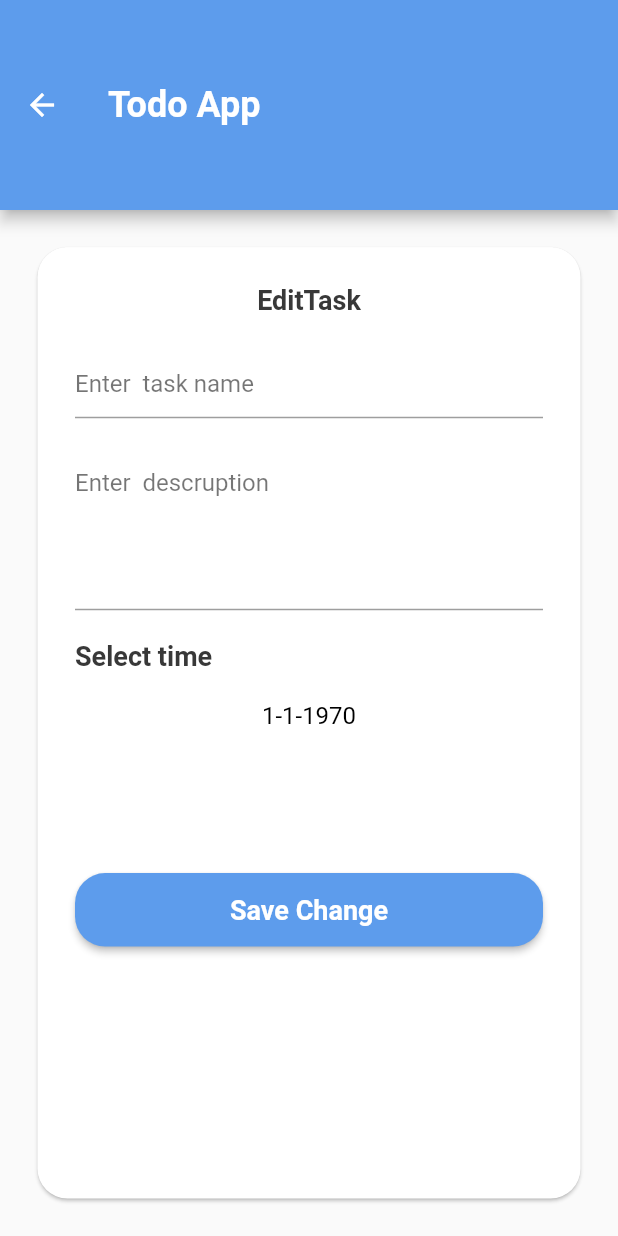
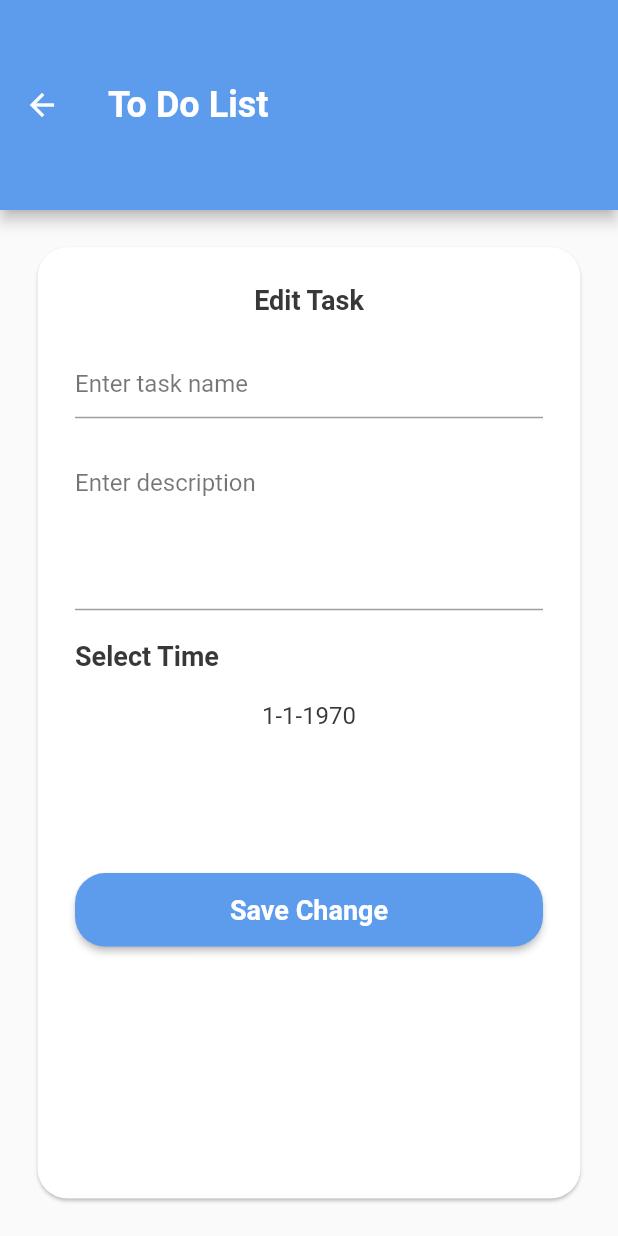
Before and after one commit to Ezeddin34344311/test_Todo_App, a Flutter app: the EditScreen screen opened directly with empty values, on a phone screen of 412 x 824 dp. Run offline on Flutter 3.47's test engine with Material 2 defaults, Android fonts, the phone set to English and light mode, and no system bars; our stand-ins replace calendar_timeline, cloud_firestore, firebase_core, flutter_slidable; accounts and stored records are empty; generated files the repository leaves out were written again.

Commit message:
localization modified

```diff
--- a/lib/l10n/app_en.arb
+++ b/lib/l10n/app_en.arb
@@ -13,8 +13,15 @@
     "description" : "Enter description",
     "select_time" : "Select Time",
     "add_task" : "Add Task",
+    "edit_task" : "Edit Task",
+    "save_change" : "Save Change",
     "erreur_task_name" : "Plz enter your task name",
     "erreur_descipton" : "Plz enter your descruption",
     "is_done" : "Done !",
-    "delete" : "Delete"
+    "delete" : "Delete",
+    "message_comp_delete" : "Are you sure want to delete this task ?",
+    "message_comp_add" : "Added Successfully",
+    "posAction_components" : "Yes",
+    "negAction_components" : "No",
+    "loading" : "loading ..."
 }
--- a/lib/modules/Bottom Sheet/show_bottom_sheet-add.dart
+++ b/lib/modules/Bottom Sheet/show_bottom_sheet-add.dart
@@ -145,7 +145,7 @@ class _ShowModalBottomSheetAddState extends State<ShowModalBottomSheetAdd> {
 
       // Show Loading Page
       showLoading(
-        context, 'Looding...'
+        context, AppLocalizations.of(context)!.loading,
       );
       // Add task From Firestore
       addTasksFromFirestore(task).then(
@@ -153,8 +153,8 @@ class _ShowModalBottomSheetAddState extends State<ShowModalBottomSheetAdd> {
           hideLoading(context);
           showMessage(
             context,
-            'Added Successfully',
-            'OK',
+            AppLocalizations.of(context)!.message_comp_add,
+            AppLocalizations.of(context)!.posAction_components,
             () {
               Navigator.popUntil(context, ModalRoute.withName(Home.routeName));
             },
--- a/lib/modules/edit_screen.dart
+++ b/lib/modules/edit_screen.dart
@@ -1,9 +1,12 @@
 import 'package:flutter/material.dart';
+import 'package:provider/provider.dart';
 import 'package:test_todo_app/models/tasks_model.dart';
 import 'package:test_todo_app/shared/components/components.dart';
-
+import 'package:flutter_gen/gen_l10n/app_localizations.dart';
 import 'package:test_todo_app/shared/styles/my_Theme.dart';
 import 'package:test_todo_app/utils/add_task.dart';
+import '../provider/language_provider.dart';
+import '../provider/theme_provider.dart';
 
 class EditScreen extends StatefulWidget {
   static const String routeName = 'Show Bottom Sheet Edit';
@@ -21,6 +24,8 @@ class _EditScreenState extends State<EditScreen> {
 
   @override
   Widget build(BuildContext context) {
+    var theme = Provider.of<ThemeProvider>(context);
+    var language = Provider.of<LanguageProvider>(context);
     //manipulation data a partir du Navigator
     var editData = ModalRoute.of(context)!.settings.arguments as TasksModel;
     taskName.text = editData.taskName;
@@ -32,28 +37,31 @@ class _EditScreenState extends State<EditScreen> {
         Scaffold(
           appBar: AppBar(
             title: Text(
-              'Todo App',
+              AppLocalizations.of(context)!.todo_app,
               style: Theme.of(context).textTheme.headline1,
             ),
           ),
         ),
         Column(children: [
-          Spacer(
+          const Spacer(
             flex: 1,
           ),
           Expanded(
             flex: 4,
             child: Card(
+              color: theme.initTheme == ThemeMode.light
+                  ? MyTheme.whiteColor
+                  : MyTheme.backbottomNavi,
               shape: RoundedRectangleBorder(
                   borderRadius: BorderRadius.circular(20)),
-              margin: EdgeInsets.only(bottom: 25, left: 25, right: 25),
+              margin: const EdgeInsets.only(bottom: 25, left: 25, right: 25),
               child: Container(
-                padding: EdgeInsets.all(25),
+                padding: const EdgeInsets.all(25),
                 child: Column(
                   crossAxisAlignment: CrossAxisAlignment.stretch,
                   children: [
                     Text(
-                      'EditTask',
+                      AppLocalizations.of(context)!.edit_task,
                       style: Theme.of(context).textTheme.subtitle1,
                       textAlign: TextAlign.center,
                     ),
@@ -68,16 +76,20 @@ class _EditScreenState extends State<EditScreen> {
                             controller: taskName,
                             validator: (text) {
                               if (text == null || text.isEmpty) {
-                                return 'Plz enter your task name';
+                                return AppLocalizations.of(context)!
+                                    .erreur_task_name;
                               }
                               return null;
                             },
                             decoration: InputDecoration(
-                              hintText: 'Enter  task name',
+                              hintText: AppLocalizations.of(context)!.task_name,
                               hintStyle: Theme.of(context)
                                   .textTheme
                                   .bodyText1!
-                                  .copyWith(color: Colors.black54),
+                                  .copyWith(
+                                      color: theme.initTheme == ThemeMode.light
+                                          ? Colors.black54
+                                          : Colors.white54),
                             ),
                           ),
                           const SizedBox(
@@ -87,18 +99,23 @@ class _EditScreenState extends State<EditScreen> {
                             controller: descruption,
                             validator: (text) {
                               if (text == null || text.isEmpty) {
-                                return 'Plz enter your descruption';
+                                return AppLocalizations.of(context)!
+                                    .erreur_descipton;
                               }
                               return null;
                             },
                             maxLines: 4,
                             minLines: 4,
                             decoration: InputDecoration(
-                              hintText: 'Enter  descruption',
+                              hintText:
+                                  AppLocalizations.of(context)!.description,
                               hintStyle: Theme.of(context)
                                   .textTheme
                                   .bodyText1!
-                                  .copyWith(color: Colors.black54),
+                                  .copyWith(
+                                      color: theme.initTheme == ThemeMode.light
+                                          ? Colors.black54
+                                          : Colors.white54),
                             ),
                           ),
                         ],
@@ -107,7 +124,7 @@ class _EditScreenState extends State<EditScreen> {
                     const SizedBox(
                       height: 20,
                     ),
-                    Text('Select time',
+                    Text(AppLocalizations.of(context)!.select_time,
                         style: Theme.of(context).textTheme.subtitle1),
                     const SizedBox(
                       height: 20,
@@ -117,30 +134,32 @@ class _EditScreenState extends State<EditScreen> {
                         onTap: (() => showDate()),
                         child: Text(
                             '${selectedDate.day}-${selectedDate.month}-${selectedDate.year}',
-                            style: Theme.of(context)
-                                .textTheme
-                                .bodyText1!
-                                .copyWith(color: Colors.black)),
+                            style:
+                                Theme.of(context).textTheme.bodyText1!.copyWith(
+                                      color: theme.initTheme == ThemeMode.light
+                                          ? MyTheme.blackColor
+                                          : MyTheme.whiteColor,
+                                    )),
                       ),
                     ),
-                    Spacer(
+                    const Spacer(
                       flex: 2,
                     ),
                     ElevatedButton(
                       onPressed: () => updateData(),
-                      child: Text('Save Change',
+                      child: Text(AppLocalizations.of(context)!.save_change,
                           style: Theme.of(context)
                               .textTheme
                               .subtitle1!
                               .copyWith(color: MyTheme.whiteColor)),
                       style: ElevatedButton.styleFrom(
-                          padding: EdgeInsets.all(14),
+                          padding: const EdgeInsets.all(14),
                           primary: MyTheme.pryColor,
                           shape: RoundedRectangleBorder(
                             borderRadius: BorderRadius.circular(20),
                           )),
                     ),
-                    Spacer(
+                    const Spacer(
                       flex: 3,
                     ),
                   ],
--- a/lib/shared/styles/my_Theme.dart
+++ b/lib/shared/styles/my_Theme.dart
@@ -64,7 +64,14 @@ class MyTheme{
     iconTheme: IconThemeData(
       color: backAndColorDark
     ),
+    dialogTheme:DialogTheme(
+      backgroundColor: whiteColor,
+      titleTextStyle: TextStyle(color: whiteColor)
+
+    ) ,
   );
+
+
 
 
   static ThemeData darkMode = ThemeData(
@@ -120,6 +127,10 @@ class MyTheme{
     iconTheme: IconThemeData(
       color: whiteColor
     ),
+    dialogTheme:DialogTheme(
+      backgroundColor: backbottomNavi,
+      titleTextStyle: TextStyle(color: whiteColor)
+    )
 
   );
 
```
Also changed, not shown: lib/l10n/app_ar.arb (+8 -1 lines), lib/modules/tasks/tasks_item.dart (+42 -13 lines), lib/shared/components/components.dart (+19 -4 lines).
